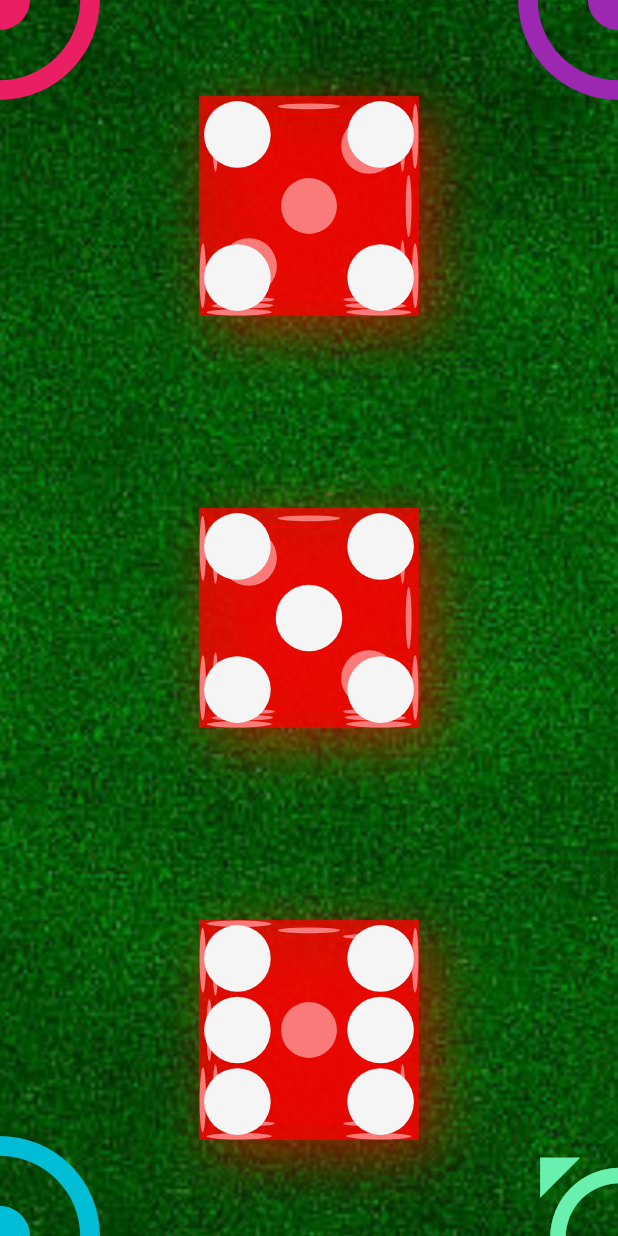
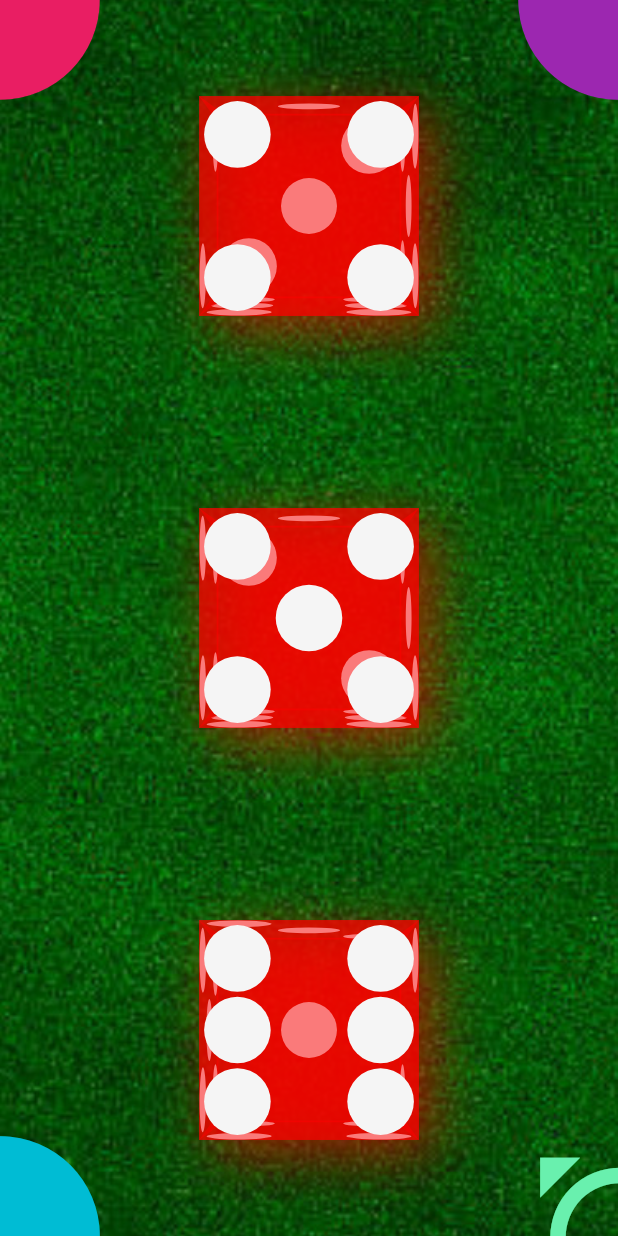
Before and after one commit to gregsantos/ceelo, a Flutter app: the screen it shows after launch, on a phone screen of 412 x 824 dp. Run offline on Flutter 3.47's test engine with Material 2 defaults, Android fonts, the phone set to English and light mode, and no system bars.

Commit message:
Fix player point bug

```diff
--- a/lib/home_view.dart
+++ b/lib/home_view.dart
@@ -3,11 +3,11 @@ import 'package:flutter/scheduler.dart';
 import 'package:collection/collection.dart';
 import 'dart:math';
 import 'dart:async';
-import 'package:sliding_up_panel/sliding_up_panel.dart';
-import 'player_bar.dart';
+/* import 'package:sliding_up_panel/sliding_up_panel.dart';
+import 'settings_panel.dart';
+import 'player_bar.dart'; */
 import 'dice_background.dart';
 import 'dice.dart';
-import 'settings_panel.dart';
 import 'utils/point_to_text.dart';
 import 'dialog.dart';
 import 'status_dialog.dart';
@@ -356,15 +356,15 @@ class _GameViewState extends State<GameView> {
             left: -80.0,
             child: Player(0, _dicePosition, _point, _pointPosition),
           ),
-          // point position 0
+          // point position 0 top left
           Positioned(
-            bottom: 50,
-            left: 50,
+            top: 8,
+            left: 10,
             child: Text(
               _pointPosition.contains(0) ? pointToText(_point) : "",
               style: TextStyle(
                 color: Colors.white,
-                fontSize: 48,
+                fontSize: 32,
                 fontWeight: FontWeight.bold,
               ),
             ),
@@ -375,15 +375,15 @@ class _GameViewState extends State<GameView> {
             right: -80.0,
             child: Player(1, _dicePosition, _point, _pointPosition),
           ),
-          // point position 1
+          // point position 1 top right
           Positioned(
-            bottom: 50,
-            left: 50,
+            top: 8,
+            right: 10,
             child: Text(
               _pointPosition.contains(1) ? pointToText(_point) : "",
               style: TextStyle(
                 color: Colors.white,
-                fontSize: 48,
+                fontSize: 32,
                 fontWeight: FontWeight.bold,
               ),
             ),
@@ -394,16 +394,15 @@ class _GameViewState extends State<GameView> {
             bottom: -80.0,
             child: Player(2, _dicePosition, _point, _pointPosition),
           ),
-          // point position 2
+          // point position 2 bottom right
           Positioned(
-            // "top: ${playerPosition + 79}, right: ${playerPosition + 89}",
-            bottom: 50,
-            right: 50,
+            bottom: 8,
+            right: 10,
             child: Text(
               _pointPosition.contains(2) ? pointToText(_point) : "",
               style: TextStyle(
                 color: Colors.white,
-                fontSize: 48,
+                fontSize: 32,
                 fontWeight: FontWeight.bold,
               ),
             ),
@@ -414,15 +413,15 @@ class _GameViewState extends State<GameView> {
             bottom: -80.0,
             child: Player(3, _dicePosition, _point, _pointPosition),
           ),
-          // point position 3
+          // point position 3 bottom left
           Positioned(
-            bottom: 50,
-            left: 50,
+            bottom: 8,
+            left: 10,
             child: Text(
               _pointPosition.contains(3) ? pointToText(_point) : "",
               style: TextStyle(
                 color: Colors.white,
-                fontSize: 48,
+                fontSize: 32,
                 fontWeight: FontWeight.bold,
               ),
             ),
--- a/lib/player.dart
+++ b/lib/player.dart
@@ -20,7 +20,7 @@ class Player extends StatelessWidget {
                 color: getPositionColor(playerPosition),
               )
             : Icon(
-                Icons.adjust,
+                Icons.brightness_1,
                 size: 160.0,
                 color: getPositionColor(playerPosition),
               ),
```
